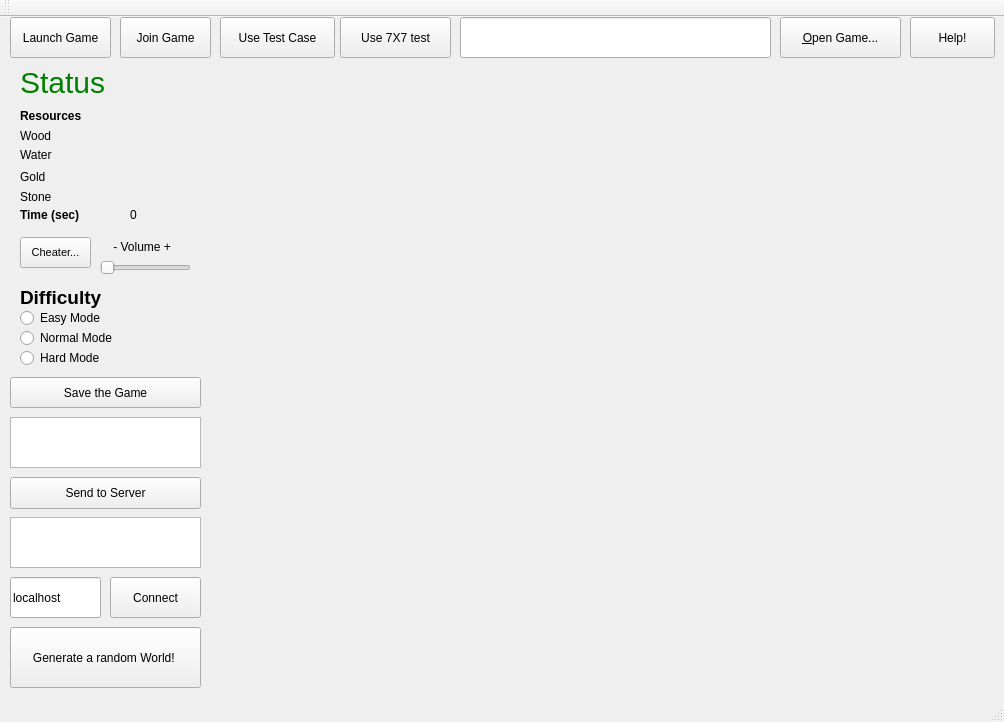
Before: the Qt Designer form road_race/roadrace.ui in bjuppl/roadrace, drawn with Qt 5.
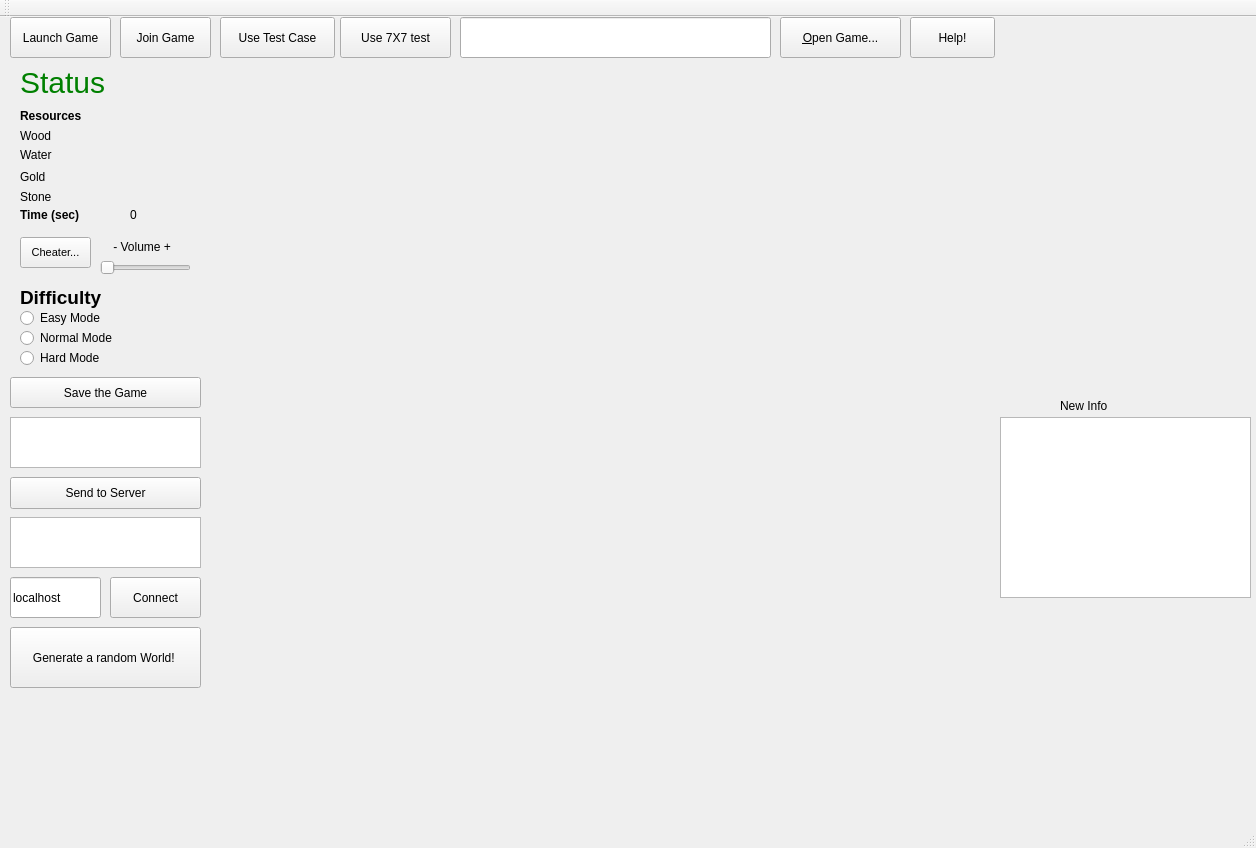
After: the same form once the commit is applied.

Commit message: status bar

What changed in the file:
```diff
--- a/road_race/roadrace.ui
+++ b/road_race/roadrace.ui
@@ -6,8 +6,8 @@
    <rect>
     <x>0</x>
     <y>0</y>
-    <width>1004</width>
-    <height>722</height>
+    <width>1256</width>
+    <height>848</height>
    </rect>
   </property>
   <property name="windowTitle">
@@ -486,6 +486,29 @@
      <string> - Volume +</string>
     </property>
    </widget>
+   <widget class="QLabel" name="label_5">
+    <property name="geometry">
+     <rect>
+      <x>1060</x>
+      <y>380</y>
+      <width>55</width>
+      <height>17</height>
+     </rect>
+    </property>
+    <property name="text">
+     <string>New Info</string>
+    </property>
+   </widget>
+   <widget class="QTextEdit" name="statusBox">
+    <property name="geometry">
+     <rect>
+      <x>1000</x>
+      <y>400</y>
+      <width>251</width>
+      <height>181</height>
+     </rect>
+    </property>
+   </widget>
   </widget>
   <widget class="QToolBar" name="mainToolBar">
    <attribute name="toolBarArea">
```
The commit also changes 4 other files.
